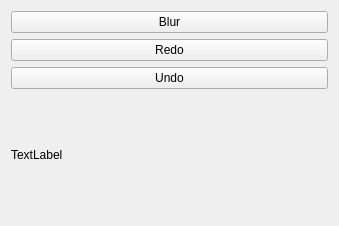
Before: the Qt Designer form mainwindow.ui in avmm9898/mini_Photoshop, drawn with Qt 5.
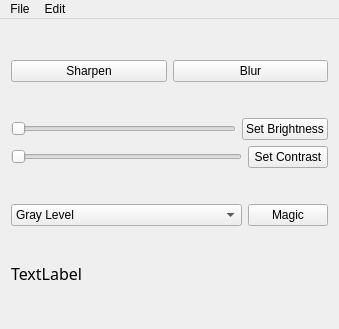
After: the same form once the commit is applied.

```diff
--- a/mainwindow.ui
+++ b/mainwindow.ui
@@ -7,7 +7,7 @@
     <x>0</x>
     <y>0</y>
     <width>339</width>
-    <height>226</height>
+    <height>329</height>
    </rect>
   </property>
   <property name="windowTitle">
@@ -15,36 +15,167 @@
   </property>
   <widget class="QWidget" name="centralWidget">
    <layout class="QGridLayout" name="gridLayout">
-    <item row="2" column="1">
-     <widget class="QPushButton" name="undo_btn">
-      <property name="text">
-       <string>Undo</string>
-      </property>
-     </widget>
-    </item>
-    <item row="0" column="1">
-     <widget class="QPushButton" name="blur_btn">
-      <property name="text">
-       <string>Blur</string>
-      </property>
-     </widget>
-    </item>
-    <item row="1" column="1">
-     <widget class="QPushButton" name="redo_btn">
-      <property name="text">
-       <string>Redo</string>
-      </property>
-     </widget>
-    </item>
-    <item row="3" column="1">
+    <item row="6" column="1">
      <widget class="QLabel" name="label">
+      <property name="sizePolicy">
+       <sizepolicy hsizetype="Ignored" vsizetype="Fixed">
+        <horstretch>0</horstretch>
+        <verstretch>0</verstretch>
+       </sizepolicy>
+      </property>
+      <property name="font">
+       <font>
+        <family>微軟正黑體</family>
+        <pointsize>12</pointsize>
+       </font>
+      </property>
       <property name="text">
        <string>TextLabel</string>
       </property>
      </widget>
     </item>
+    <item row="1" column="1">
+     <layout class="QHBoxLayout" name="horizontalLayout_2">
+      <item>
+       <widget class="QPushButton" name="shapen_btn">
+        <property name="text">
+         <string>Sharpen</string>
+        </property>
+       </widget>
+      </item>
+      <item>
+       <widget class="QPushButton" name="blur_btn">
+        <property name="text">
+         <string>Blur</string>
+        </property>
+       </widget>
+      </item>
+     </layout>
+    </item>
+    <item row="4" column="1">
+     <layout class="QVBoxLayout" name="verticalLayout">
+      <item>
+       <layout class="QHBoxLayout" name="horizontalLayout_4">
+        <item>
+         <widget class="QSlider" name="brightness_slider">
+          <property name="orientation">
+           <enum>Qt::Horizontal</enum>
+          </property>
+         </widget>
+        </item>
+        <item>
+         <widget class="QPushButton" name="set_bright_btn">
+          <property name="text">
+           <string>Set Brightness</string>
+          </property>
+         </widget>
+        </item>
+       </layout>
+      </item>
+      <item>
+       <layout class="QHBoxLayout" name="horizontalLayout_3">
+        <item>
+         <widget class="QSlider" name="contrast_slider">
+          <property name="orientation">
+           <enum>Qt::Horizontal</enum>
+          </property>
+         </widget>
+        </item>
+        <item>
+         <widget class="QPushButton" name="set_con_btn">
+          <property name="text">
+           <string>Set Contrast</string>
+          </property>
+         </widget>
+        </item>
+       </layout>
+      </item>
+     </layout>
+    </item>
+    <item row="5" column="1">
+     <layout class="QHBoxLayout" name="horizontalLayout">
+      <item>
+       <widget class="QComboBox" name="magicbox">
+        <property name="sizePolicy">
+         <sizepolicy hsizetype="Expanding" vsizetype="Fixed">
+          <horstretch>0</horstretch>
+          <verstretch>0</verstretch>
+         </sizepolicy>
+        </property>
+        <item>
+         <property name="text">
+          <string>Gray Level</string>
+         </property>
+        </item>
+        <item>
+         <property name="text">
+          <string>Equalize Histogram</string>
+         </property>
+        </item>
+        <item>
+         <property name="text">
+          <string>Edge dectection</string>
+         </property>
+        </item>
+       </widget>
+      </item>
+      <item>
+       <widget class="QPushButton" name="magic_set_btn">
+        <property name="text">
+         <string>Magic</string>
+        </property>
+       </widget>
+      </item>
+     </layout>
+    </item>
    </layout>
   </widget>
+  <widget class="QMenuBar" name="menuBar">
+   <property name="geometry">
+    <rect>
+     <x>0</x>
+     <y>0</y>
+     <width>339</width>
+     <height>25</height>
+    </rect>
+   </property>
+   <widget class="QMenu" name="menuFile">
+    <property name="title">
+     <string>File</string>
+    </property>
+    <addaction name="actionOpen_File"/>
+    <addaction name="actionSave_File"/>
+   </widget>
+   <widget class="QMenu" name="menuEdit">
+    <property name="title">
+     <string>Edit</string>
+    </property>
+    <addaction name="actionUndo"/>
+    <addaction name="actionRedo"/>
+   </widget>
+   <addaction name="menuFile"/>
+   <addaction name="menuEdit"/>
+  </widget>
+  <action name="actionOpen_File">
+   <property name="text">
+    <string>Open File</string>
+   </property>
+  </action>
+  <action name="actionSave_File">
+   <property name="text">
+    <string>Save File</string>
+   </property>
+  </action>
+  <action name="actionUndo">
+   <property name="text">
+    <string>Undo</string>
+   </property>
+  </action>
+  <action name="actionRedo">
+   <property name="text">
+    <string>Redo</string>
+   </property>
+  </action>
  </widget>
  <layoutdefault spacing="6" margin="11"/>
  <resources/>
```
